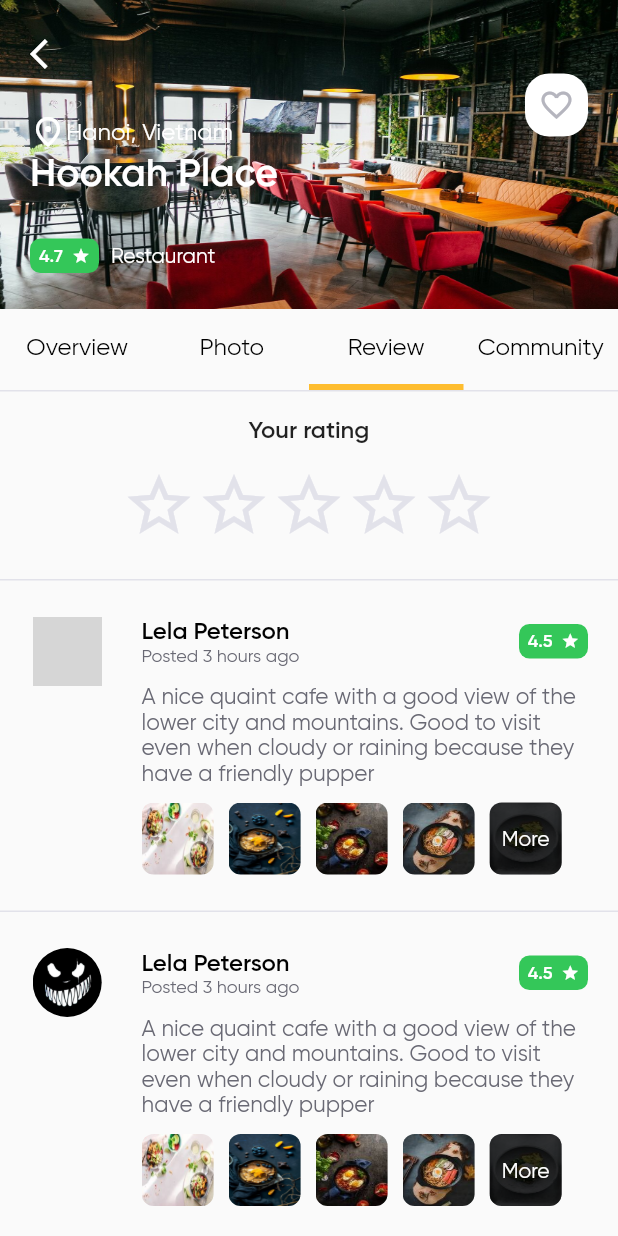
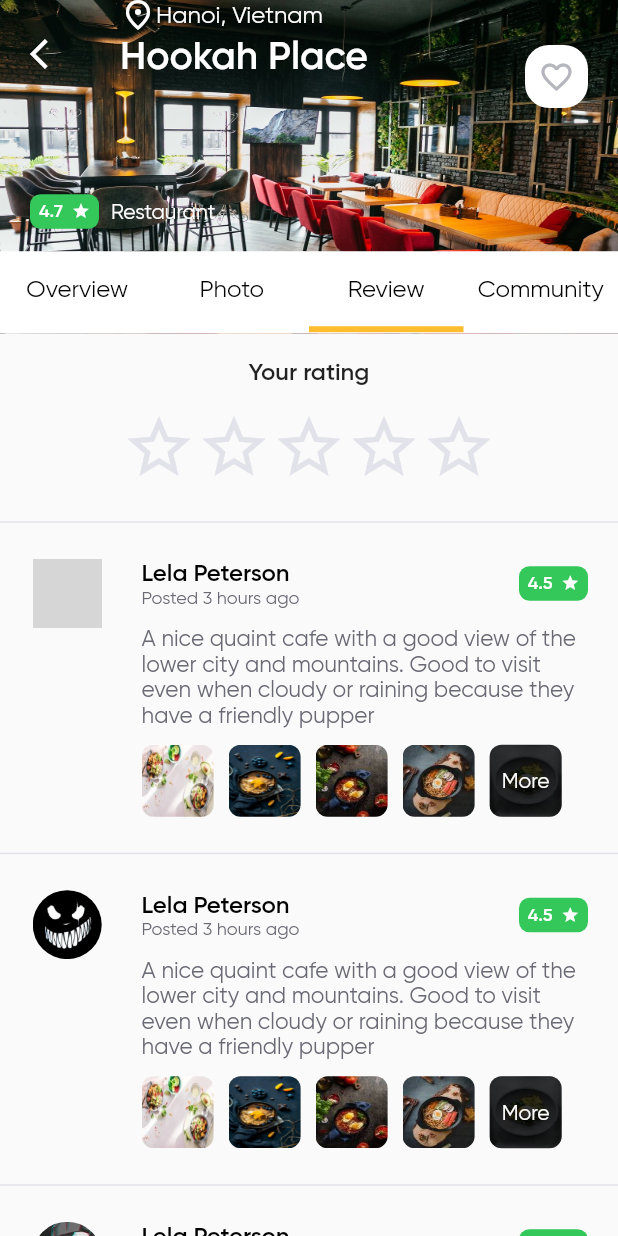
Before and after one commit to NickSigoff/Flutter-Projects-Nick, a Flutter app: the CardPage screen opened directly with sample values from the repository, after a tap on "Photo", after a tap on "Review", on a phone screen of 412 x 824 dp. Run offline on Flutter 3.47's test engine with Material 2 defaults, Android fonts, the light colour scheme and no system bars; grey boxes are pictures that could not be loaded.

Commit message:
add header sliver

```diff
--- a/oloha/lib/pages/card_page/card_page.dart
+++ b/oloha/lib/pages/card_page/card_page.dart
@@ -45,21 +45,59 @@ class _CardPageState extends State<CardPage> {
     return Scaffold(
       body: CustomScrollView(slivers: [
         SliverAppBar(
+          titleSpacing: 80,
+          title: Container(
+            alignment: Alignment.bottomLeft,
+            height: 60,
+            child: Column(
+              crossAxisAlignment: CrossAxisAlignment.start,
+              children: [
+                Row(
+                  children: const [
+                    Icon(Icons.place_outlined, color: Colors.white),
+                    Text(
+                      'Hanoi, Vietnam',
+                      style: TextStyle(
+                          fontSize: 16,
+                          color: Colors.white,
+                          fontFamily: 'Gilroy-regular'),
+                    ),
+                  ],
+                ),
+                Text(
+                  item.name,
+                  style: const TextStyle(
+                    fontSize: 26,
+                    color: Colors.white,
+                    fontFamily: 'Gilroy-semibold',
+                  ),
+                ),
+              ],
+            ),
+          ),
           backgroundColor: MainColors.background,
           automaticallyImplyLeading: false,
           floating: false,
           pinned: true,
           snap: false,
           stretch: true,
-          collapsedHeight: 60,
-          expandedHeight: MediaQuery.of(context).size.height * 0.25,
+          collapsedHeight: 110,
+          expandedHeight: MediaQuery.of(context).size.height * 0.27,
+
           flexibleSpace: FlexibleSpaceBar(
+            titlePadding: const EdgeInsets.all(0),
+            expandedTitleScale: 1,
+            title: Container(
+              color: Colors.white,
+              alignment: Alignment.centerLeft,
+              height: 55,
+              width: MediaQuery.of(context).size.width,
+              child: CustomTabBar(
+                  item: item,
+                  onTap: _onTapChangePage,
+                  selectedPage: _selectedPage),
+            ),
             background: AppBarCardPage(item: item),
-            stretchModes: const [
-              StretchMode.blurBackground,
-              //StretchMode.fadeTitle,
-              //StretchMode.zoomBackground,
-            ],
           ),
         ),
         SliverList(
@@ -67,10 +105,6 @@ class _CardPageState extends State<CardPage> {
             Column(
               mainAxisAlignment: MainAxisAlignment.spaceBetween,
               children: [
-                CustomTabBar(
-                    item: item,
-                    onTap: _onTapChangePage,
-                    selectedPage: _selectedPage),
                 Padding(
                   padding: const EdgeInsets.only(bottom: 50),
                   child: pageList[_selectedPage],
--- a/oloha/lib/pages/card_page/widgets/about_widget_card_page.dart
+++ b/oloha/lib/pages/card_page/widgets/about_widget_card_page.dart
@@ -2,10 +2,21 @@ import 'package:flutter/material.dart';
 
 import '../../../utils/restourants.dart';
 
-class AboutWidgetCardPage extends StatelessWidget {
+class AboutWidgetCardPage extends StatefulWidget {
   final Restaurant item;
 
   const AboutWidgetCardPage({Key? key, required this.item}) : super(key: key);
+
+  @override
+  State<AboutWidgetCardPage> createState() => _AboutWidgetCardPageState();
+}
+
+class _AboutWidgetCardPageState extends State<AboutWidgetCardPage> {
+  //bool _readMore = true;
+
+  // void _onTapLink() {
+  //   setState(() => _readMore = !_readMore);
+  // }
 
   @override
   Widget build(BuildContext context) {
@@ -14,25 +25,67 @@ class AboutWidgetCardPage extends StatelessWidget {
         horizontal: 20.0,
         vertical: 14.0,
       ),
-      child: RichText(
-        text: TextSpan(
-            text: 'About\n\n',
-            style: const TextStyle(
-              fontSize: 18,
-              fontFamily: 'Gilroy-semibold',
-              color: Colors.black,
-            ),
-            children: [
-              TextSpan(
-                text: item.about,
-                style: const TextStyle(
-                  fontSize: 15,
-                  fontFamily: 'Gilriy-regular',
-                  color: Color(0xff696974),
-                ),
-              )
-            ]),
+      child: Column(
+        crossAxisAlignment: CrossAxisAlignment.start,
+        children: [
+          const Text('About\n',
+              style: TextStyle(
+                fontSize: 18,
+                fontFamily: 'Gilroy-semibold',
+                color: Colors.black,
+              )),
+          CustomPaint(
+            size: Size(MediaQuery.of(context).size.width, 60),
+            painter: MyPainter(widget.item),
+          ),
+        ],
       ),
     );
   }
 }
+
+class MyPainter extends CustomPainter {
+  final String _kEllipsis = '\u2026';
+  final Restaurant item;
+  final fontSize = 16.0;
+  var overflow = false;
+
+  MyPainter(this.item);
+
+  @override
+  void paint(Canvas canvas, Size size) {
+    if (fontSize * 4 > size.height) {
+      overflow = true;
+      print(overflow);
+    }
+
+    final textStyle = TextStyle(
+          fontSize: fontSize,
+          fontFamily: 'Gilroy-regular',
+          color: const Color(0xff696974),
+        ),
+        textSpan = TextSpan(
+                text: item.about,
+                style: textStyle,
+              );
+
+    final textPainter = TextPainter(
+      maxLines: 4,
+      ellipsis: '...',
+      text: textSpan,
+      textDirection: TextDirection.ltr,
+    );
+    textPainter.layout(
+      minWidth: 0,
+      maxWidth: size.width,
+    );
+
+    const offset = Offset(0, 0);
+    textPainter.paint(canvas, offset);
+  }
+
+  @override
+  bool shouldRepaint(covariant CustomPainter oldDelegate) {
+    return false;
+  }
+}
--- a/oloha/lib/pages/card_page/widgets/appbar_card_page.dart
+++ b/oloha/lib/pages/card_page/widgets/appbar_card_page.dart
@@ -22,7 +22,7 @@ class AppBarCardPage extends StatelessWidget {
           ),
         ),
         Positioned(
-          top: 49,
+          top: 30,
           right: 20,
           child: Container(
             height: 42,
@@ -38,7 +38,7 @@ class AppBarCardPage extends StatelessWidget {
           ),
         ),
         Padding(
-          padding: const EdgeInsets.only(left: 20, bottom: 24, top: 24),
+          padding: const EdgeInsets.only(left: 20, bottom: 70, top: 24),
           child: Column(
             crossAxisAlignment: CrossAxisAlignment.start,
             mainAxisAlignment: MainAxisAlignment.spaceBetween,
@@ -50,27 +50,6 @@ class AppBarCardPage extends StatelessWidget {
                 child: const Icon(
                   Icons.arrow_back_ios,
                   color: Colors.white,
-                ),
-              ),
-              const Spacer(),
-              Row(
-                children: const [
-                  Icon(Icons.place_outlined, color: Colors.white),
-                  Text(
-                    'Hanoi, Vietnam',
-                    style: TextStyle(
-                        fontSize: 16,
-                        color: Colors.white,
-                        fontFamily: 'Gilroy-regular'),
-                  ),
-                ],
-              ),
-              Text(
-                item.name,
-                style: const TextStyle(
-                  fontSize: 26,
-                  color: Colors.white,
-                  fontFamily: 'Gilroy-semibold',
                 ),
               ),
               const Spacer(),
--- a/oloha/lib/pages/card_page/widgets/custom_tabbar_card_page.dart
+++ b/oloha/lib/pages/card_page/widgets/custom_tabbar_card_page.dart
@@ -111,10 +111,6 @@ class CustomTabBar extends StatelessWidget {
               ),
             ],
           ),
-          Container(
-            height: 1,
-            color: MainColors.horizontalLine,
-          ),
         ],
       ),
     );
--- a/oloha/lib/pages/card_page/widgets/photo_patterns/photo_pattern_2.dart
+++ b/oloha/lib/pages/card_page/widgets/photo_patterns/photo_pattern_2.dart
@@ -1,4 +1,6 @@
-import 'package:flutter/cupertino.dart';
+import 'package:flutter/material.dart';
+
+import '../../../../utils/main_colors.dart';
 
 class PhotoPattern2 extends StatelessWidget {
   final String image1;
--- a/oloha/lib/pages/card_page/widgets/review_page_card_page.dart
+++ b/oloha/lib/pages/card_page/widgets/review_page_card_page.dart
@@ -4,28 +4,14 @@ import 'package:oloha/utils/avatars_list.dart';
 import 'package:oloha/utils/food_list.dart';
 import 'package:oloha/utils/main_colors.dart';
 
-class ReviewPage extends StatelessWidget {
+class ReviewPage extends StatefulWidget {
   const ReviewPage({Key? key}) : super(key: key);
 
   @override
-  Widget build(BuildContext context) {
-    return Column(
-      mainAxisAlignment: MainAxisAlignment.center,
-      children: const [
-        YourRatingWidget(),
-      ],
-    );
-  }
+  State<ReviewPage> createState() => _ReviewPageState();
 }
 
-class YourRatingWidget extends StatefulWidget {
-  const YourRatingWidget({Key? key}) : super(key: key);
-
-  @override
-  State<YourRatingWidget> createState() => _YourRatingWidgetState();
-}
-
-class _YourRatingWidgetState extends State<YourRatingWidget> {
+class _ReviewPageState extends State<ReviewPage> {
   List<Widget> posts = [];
 
   @override
@@ -52,6 +38,7 @@ class _YourRatingWidgetState extends State<YourRatingWidget> {
   @override
   Widget build(BuildContext context) {
     return Column(
+      mainAxisAlignment: MainAxisAlignment.center,
       children: [
         const Padding(
           padding: EdgeInsets.symmetric(vertical: 16.0),
@@ -60,42 +47,72 @@ class _YourRatingWidgetState extends State<YourRatingWidget> {
             style: TextStyle(fontSize: 16, fontFamily: 'Gilroy-semibold'),
           ),
         ),
-        Padding(
-          padding: const EdgeInsets.only(bottom: 24),
-          child: Row(
-            mainAxisAlignment: MainAxisAlignment.center,
-            children: const [
-              Icon(
-                Icons.star_border_purple500_outlined,
-                color: MainColors.horizontalLine,
-                size: 50,
-              ),
-              Icon(
-                Icons.star_border_purple500_outlined,
-                color: MainColors.horizontalLine,
-                size: 50,
-              ),
-              Icon(
-                Icons.star_border_purple500_outlined,
-                color: MainColors.horizontalLine,
-                size: 50,
-              ),
-              Icon(
-                Icons.star_border_purple500_outlined,
-                color: MainColors.horizontalLine,
-                size: 50,
-              ),
-              Icon(
-                Icons.star_border_purple500_outlined,
-                color: MainColors.horizontalLine,
-                size: 50,
-              ),
-            ],
-          ),
-        ),
+        Rating((p0) => null),
         ...posts,
       ],
     );
+  }
+}
+
+class Rating extends StatefulWidget {
+  final int maximumRating;
+  final Function(int) onRatingSelected;
+
+  Rating(this.onRatingSelected, [this.maximumRating = 5]);
+
+  @override
+  _Rating createState() => _Rating();
+}
+
+class _Rating extends State<Rating> {
+  int _currentRating = 0;
+
+  Widget _buildRatingStar(int index) {
+    if (index < _currentRating) {
+      return const Icon(
+        Icons.star_border_purple500_outlined,
+        color: MainColors.background,
+        size: 50,
+      );
+    } else {
+      return const Icon(
+        Icons.star_border_purple500_outlined,
+        color: MainColors.horizontalLine,
+        size: 50,
+      );
+    }
+  }
+
+  Widget _buildBody() {
+    final stars = List<Widget>.generate(this.widget.maximumRating, (index) {
+      return GestureDetector(
+        child: _buildRatingStar(index),
+        onTap: () {
+          setState(() {
+            _currentRating = index + 1;
+          });
+
+          widget.onRatingSelected(_currentRating);
+        },
+      );
+    });
+
+    return Padding(
+      padding: const EdgeInsets.only(bottom: 24),
+      child: Row(
+        mainAxisAlignment: MainAxisAlignment.center,
+        children: [
+          Row(
+            children: stars,
+          ),
+        ],
+      ),
+    );
+  }
+
+  @override
+  Widget build(BuildContext context) {
+    return _buildBody();
   }
 }
 
@@ -129,7 +146,9 @@ class CommentWidget extends StatelessWidget {
               ],
             ),
           ),
-          const Spacer(flex: 1,),
+          const Spacer(
+            flex: 1,
+          ),
           Expanded(
             flex: 12,
             child: Column(
--- a/oloha/lib/utils/restourants.dart
+++ b/oloha/lib/utils/restourants.dart
@@ -10,7 +10,8 @@ abstract class RestaurantsList {
         opening: '07:30 - 23:00',
         capacity: 15,
         waitingTime: '3-5',
-    ),
+        about:
+            'A nice quaint cafe with a good view of the lower city and mountains. Good to visit even when cloudy or raining because they have a friendly pupper to keep guests company as you. A nice quaint cafe with a good view of the lower city and mountains. Good to visit even when cloudy or raining because they have a friendly pupper to keep guests company as you.'),
     Restaurant(
       name: 'Ember Restaurant & Bar',
       price: 70,
@@ -68,8 +69,7 @@ class Restaurant {
   final String opening;
   final int capacity;
   final String waitingTime;
-  final String about =
-      'A nice quaint cafe with a good view of the lower city and mountains. Good to visit even when cloudy or raining because they have a friendly pupper to keep guests company as you.';
+  final String about;
 
   Restaurant({
     required this.waitingTime,
@@ -81,5 +81,7 @@ class Restaurant {
     required this.description,
     required this.rating,
     required this.type,
+    this.about =
+        'A nice quaint cafe with a good view of the lower city and mountains. Good to visit even when cloudy or raining because they have a friendly pupper to keep guests company as you.',
   });
 }
```
Also changed, not shown: oloha/lib/pages/global_widgets/read_more.dart (added, +198 -0 lines). Lines whose indentation alone changed are shown as unchanged.
